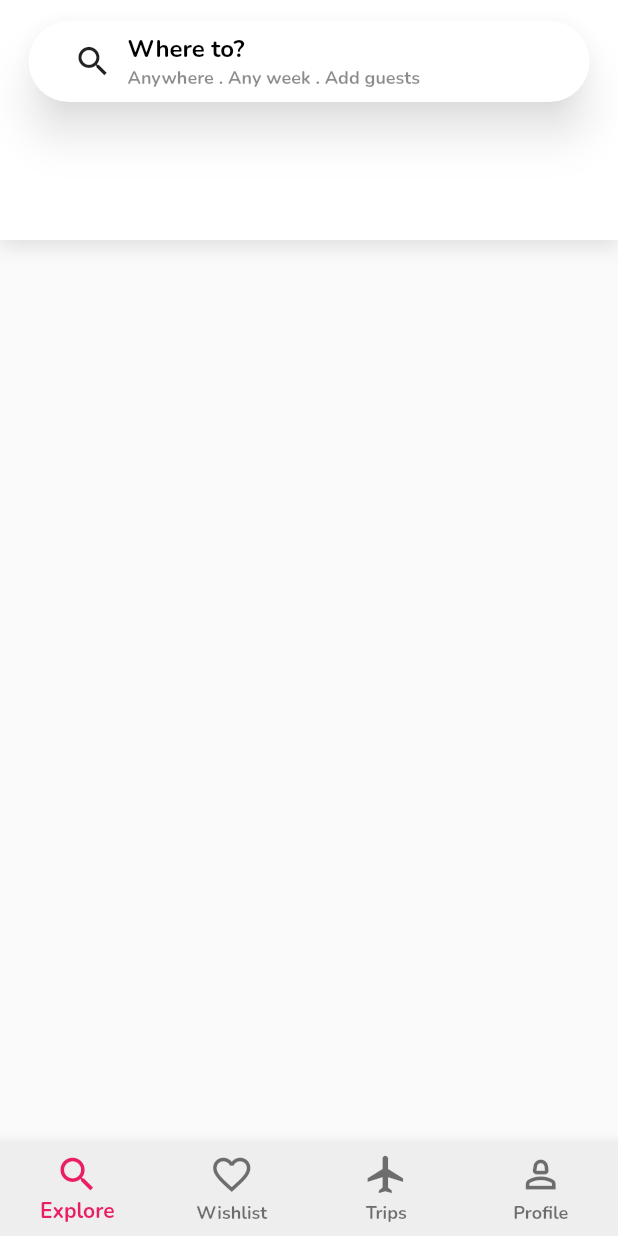
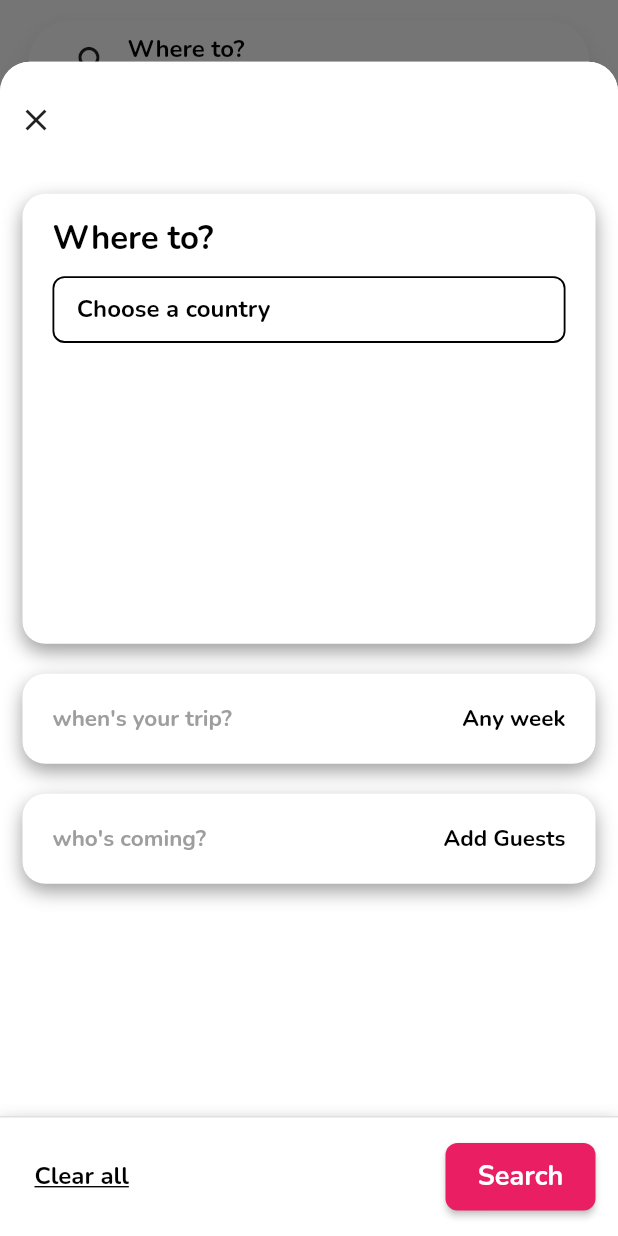
Before and after one commit to mahmoudAbdelraheem/airbnb-flutter, a Flutter app: the HomeScreen screen opened directly, after a tap on "Where to?", on a phone screen of 412 x 824 dp. Run offline on Flutter 3.47's test engine with Material 3 defaults, Android fonts, the phone set to English and light mode, and no system bars; our stand-ins replace cached_network_image, cloud_firestore, country_picker, firebase_auth, firebase_core, flutter_bloc and 6 more; missing offline and left inert: flutter_date_pickers; accounts and stored records are empty.

Commit message:
search modal ui

```diff
--- a/lib/core/functions/show_bottom_sheet_modal.dart
+++ b/lib/core/functions/show_bottom_sheet_modal.dart
@@ -21,7 +21,7 @@ Future<dynamic> showBottomSheetModal({
     builder: (context) => Container(
       height: screenSize.height * 0.95,
       width: double.infinity,
-      padding: const EdgeInsets.all(20),
+      padding: const EdgeInsets.only(top: 15),
       decoration: const BoxDecoration(
         color: Colors.white,
         borderRadius: BorderRadius.only(
--- a/lib/presentation/screens/explore/explore_screen.dart
+++ b/lib/presentation/screens/explore/explore_screen.dart
@@ -1,3 +1,4 @@
+import 'package:airbnb_flutter/core/functions/show_bottom_sheet_modal.dart';
 import 'package:airbnb_flutter/core/functions/show_custom_snake_bar.dart';
 import 'package:airbnb_flutter/core/widgets/loading.dart';
 import 'package:airbnb_flutter/init_dependancies.dart';
@@ -6,6 +7,7 @@ import 'package:airbnb_flutter/logic/favorite/favorite_bloc.dart';
 import 'package:airbnb_flutter/logic/home/home_bloc.dart';
 import 'package:airbnb_flutter/presentation/widgets/explore/nav_bar.dart';
 import 'package:airbnb_flutter/presentation/widgets/explore/listing_card.dart';
+import 'package:airbnb_flutter/presentation/widgets/explore/search_modal_widget.dart';
 import 'package:flutter/material.dart';
 import 'package:flutter_bloc/flutter_bloc.dart';
 
@@ -50,7 +52,15 @@ class _ExploreScreenState extends State<ExploreScreen> {
         builder: (context, state) {
           return Column(children: [
             state is GetListingsAndCategoriesSuccessState
-                ? NavBar(categoties: state.categories)
+                ? NavBar(
+                    categoties: state.categories,
+                    onSearchPressed: () {
+                      showBottomSheetModal(
+                        context: context,
+                        screenSize: MediaQuery.sizeOf(context),
+                        child: const SearchModalWidget(),
+                      );
+                    })
                 : state is GetListingsAndCategoriesLoadingState
                     ? const SizedBox(height: 150, child: Loading())
                     : const SizedBox(),
--- a/lib/presentation/widgets/explore/nav_bar.dart
+++ b/lib/presentation/widgets/explore/nav_bar.dart
@@ -5,9 +5,11 @@ import 'package:flutter/material.dart';
 
 class NavBar extends StatelessWidget {
   final List<CategoryModel> categoties;
+  final VoidCallback onSearchPressed;
   const NavBar({
     super.key,
     required this.categoties,
+    required this.onSearchPressed,
   });
 
   @override
@@ -25,7 +27,7 @@ class NavBar extends StatelessWidget {
       ]),
       child: Column(
         children: [
-          Search(onPressed: () {}),
+          Search(onPressed: onSearchPressed),
           Categoties(categoties: categoties),
         ],
       ),
--- /dev/null
+++ b/lib/presentation/widgets/explore/search_modal_widget.dart
@@ -0,0 +1,257 @@
+import 'package:airbnb_flutter/core/widgets/custom_button.dart';
+import 'package:country_picker/country_picker.dart';
+import 'package:flutter/material.dart';
+
+class SearchModalWidget extends StatefulWidget {
+  const SearchModalWidget({super.key});
+
+  @override
+  State<SearchModalWidget> createState() => _SearchModalWidgetState();
+}
+
+class _SearchModalWidgetState extends State<SearchModalWidget> {
+  double expandedContainerHeight = 300;
+  double collapsedContainerHeight = 60;
+  bool isPlaceExpanded = true;
+  bool isDateExpanded = false;
+  bool isGuestExpanded = false;
+  String selectedCountry = 'Choose a country';
+
+  void toggleSection(String section) {
+    setState(() {
+      isPlaceExpanded = section == 'place';
+      isDateExpanded = section == 'date';
+      isGuestExpanded = section == 'guest';
+    });
+  }
+
+  @override
+  Widget build(BuildContext context) {
+    return Column(
+      children: [
+        Align(
+          alignment: Alignment.topLeft,
+          child: IconButton(
+            onPressed: () => Navigator.pop(context),
+            icon: const Icon(Icons.close),
+          ),
+        ),
+        Expanded(
+          child: ListView(
+            padding:
+                const EdgeInsets.symmetric(horizontal: 15).copyWith(top: 25),
+            children: [
+              //! Place Selection Section
+              ExpandableSection(
+                isExpanded: isPlaceExpanded,
+                title: 'Where to?',
+                selectedValue: selectedCountry,
+                onTap: () => toggleSection('place'),
+                child: CountryPickerWidget(
+                  selectedCountry: selectedCountry,
+                  onCountrySelected: (country) {
+                    selectedCountry = country;
+                    toggleSection('date');
+                  },
+                ),
+              ),
+              //! Date Picker Section
+              ExpandableSection(
+                isExpanded: isDateExpanded,
+                title: 'When\'s your trip?',
+                selectedValue:
+                    'Any week', // This can be updated with the selected date
+                onTap: () => toggleSection('date'),
+                child: const Text('Date Picker Placeholder'),
+              ),
+              //! Guest Count Section
+              ExpandableSection(
+                isExpanded: isGuestExpanded,
+                title: 'Who\'s coming?',
+                selectedValue: 'Add Guests',
+                onTap: () => toggleSection('guest'),
+                child: const Text('Guest Picker Placeholder'),
+              ),
+            ],
+          ),
+        ),
+        BottomActions(
+          onClear: () {
+            // TODO: Implement clear functionality
+          },
+          onSearch: () {
+            // TODO: Implement search functionality
+          },
+        ),
+      ],
+    );
+  }
+}
+
+// Widget to handle expandable sections
+class ExpandableSection extends StatelessWidget {
+  final bool isExpanded;
+  final String title;
+  final String selectedValue;
+  final VoidCallback onTap;
+  final Widget child;
+
+  const ExpandableSection({
+    super.key,
+    required this.isExpanded,
+    required this.title,
+    required this.selectedValue,
+    required this.onTap,
+    required this.child,
+  });
+
+  @override
+  Widget build(BuildContext context) {
+    return GestureDetector(
+      onTap: onTap,
+      child: AnimatedContainer(
+        duration: const Duration(milliseconds: 300),
+        margin: const EdgeInsets.only(bottom: 20),
+        padding: const EdgeInsets.symmetric(horizontal: 20, vertical: 15),
+        height: isExpanded ? 300 : 60,
+        width: double.infinity,
+        decoration: BoxDecoration(
+          color: Colors.white,
+          borderRadius: BorderRadius.circular(15),
+          boxShadow: const [
+            BoxShadow(
+              color: Colors.grey,
+              blurRadius: 10,
+              offset: Offset(0, 5),
+            ),
+          ],
+        ),
+        child: isExpanded
+            ? Column(
+                crossAxisAlignment: CrossAxisAlignment.start,
+                children: [
+                  Text(
+                    title,
+                    style: const TextStyle(
+                      fontSize: 22,
+                      fontWeight: FontWeight.bold,
+                      color: Colors.black,
+                    ),
+                  ),
+                  child,
+                ],
+              )
+            : Row(
+                mainAxisAlignment: MainAxisAlignment.spaceBetween,
+                children: [
+                  Text(
+                    title.toLowerCase(),
+                    style: const TextStyle(fontSize: 15, color: Colors.grey),
+                  ),
+                  Text(
+                    selectedValue,
+                    style: const TextStyle(fontSize: 15, color: Colors.black),
+                  ),
+                ],
+              ),
+      ),
+    );
+  }
+}
+
+// Widget for Country Picker
+class CountryPickerWidget extends StatelessWidget {
+  final String selectedCountry;
+  final ValueChanged<String> onCountrySelected;
+
+  const CountryPickerWidget({
+    super.key,
+    required this.selectedCountry,
+    required this.onCountrySelected,
+  });
+
+  @override
+  Widget build(BuildContext context) {
+    return GestureDetector(
+      onTap: () {
+        showCountryPicker(
+          context: context,
+          showPhoneCode: false,
+          onSelect: (Country country) {
+            onCountrySelected(country.name);
+          },
+        );
+      },
+      child: Container(
+        width: double.infinity,
+        padding: const EdgeInsets.symmetric(horizontal: 15, vertical: 10),
+        margin: const EdgeInsets.symmetric(vertical: 10),
+        decoration: BoxDecoration(
+          borderRadius: BorderRadius.circular(8),
+          border: Border.all(color: Colors.black, width: 1.2),
+        ),
+        child: Text(
+          selectedCountry,
+          style: const TextStyle(color: Colors.black, fontSize: 16),
+        ),
+      ),
+    );
+  }
+}
+
+// Widget for Bottom Action Buttons
+class BottomActions extends StatelessWidget {
+  final VoidCallback onClear;
+  final VoidCallback onSearch;
+
+  const BottomActions({
+    super.key,
+    required this.onClear,
+    required this.onSearch,
+  });
+
+  @override
+  Widget build(BuildContext context) {
+    return Container(
+      width: double.infinity,
+      height: 80,
+      padding: const EdgeInsets.symmetric(horizontal: 15),
+      decoration: BoxDecoration(
+        color: Colors.white,
+        border: Border(
+          top: BorderSide(color: Colors.grey.shade300),
+        ),
+        boxShadow: const [
+          BoxShadow(
+            color: Colors.grey,
+            blurRadius: 10,
+            offset: Offset(0, 5),
+          ),
+        ],
+      ),
+      child: Row(
+        mainAxisAlignment: MainAxisAlignment.spaceBetween,
+        children: [
+          TextButton(
+            onPressed: onClear,
+            child: const Text(
+              'Clear all',
+              style: TextStyle(
+                fontSize: 16,
+                fontWeight: FontWeight.bold,
+                decoration: TextDecoration.underline,
+                decorationThickness: 2,
+                color: Colors.black,
+              ),
+            ),
+          ),
+          CustomButton(
+            text: 'Search',
+            width: 100,
+            onTap: onSearch,
+          ),
+        ],
+      ),
+    );
+  }
+}
--- a/pubspec.yaml
+++ b/pubspec.yaml
@@ -12,6 +12,7 @@ dependencies:
   animate_do: ^3.3.4
   cached_network_image: ^3.4.1
   cloud_firestore: ^5.4.3
+  country_picker: ^2.0.26
   cupertino_icons: ^1.0.8
   firebase_auth: ^5.3.1
   firebase_core: ^3.6.0
```
Also changed, not shown: pubspec.lock.
